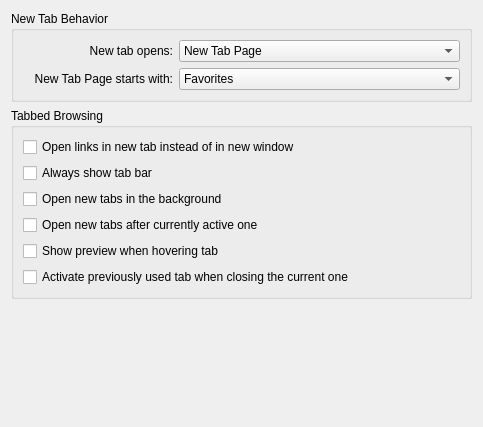
Above: src/settings/settings_tabs.ui from KDE/rekonq before the change. Below: the same form after it.
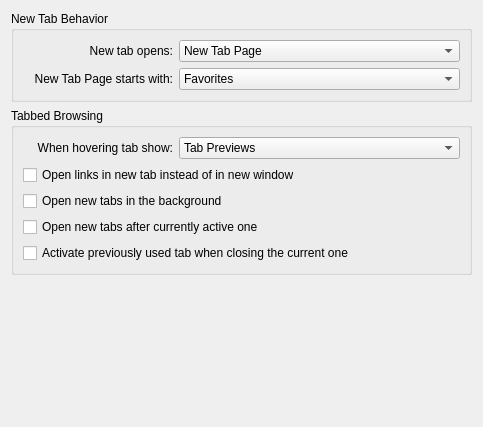
That is the form after the change. Custom widgets are drawn as their Qt base class.

Commit message:
This GCI task adds a combobox with different settings to choice when hovering tabs: * tab preview (default one) * show title as tooltip * show url as tooltip * show nothing
Patch by Furkan Uzumcu, reviewed (and merged) by adjam

BUG:260343
RB:100282

What changed in the file:
```diff
--- a/src/settings/settings_tabs.ui
+++ b/src/settings/settings_tabs.ui
@@ -126,7 +126,60 @@
      <property name="title">
       <string>Tabbed Browsing</string>
      </property>
-     <layout class="QVBoxLayout" name="verticalLayout_4">
+     <layout class="QVBoxLayout" name="verticalLayout_2">
+      <item>
+       <layout class="QHBoxLayout" name="horizontalLayout">
+        <item>
+         <widget class="QLabel" name="label_6">
+          <property name="minimumSize">
+           <size>
+            <width>150</width>
+            <height>0</height>
+           </size>
+          </property>
+          <property name="text">
+           <string>When hovering tab show:</string>
+          </property>
+          <property name="alignment">
+           <set>Qt::AlignRight|Qt::AlignTrailing|Qt::AlignVCenter</set>
+          </property>
+         </widget>
+        </item>
+        <item>
+         <widget class="KComboBox" name="kcfg_hoveringTabOption">
+          <property name="enabled">
+           <bool>true</bool>
+          </property>
+          <property name="sizePolicy">
+           <sizepolicy hsizetype="Expanding" vsizetype="Fixed">
+            <horstretch>0</horstretch>
+            <verstretch>0</verstretch>
+           </sizepolicy>
+          </property>
+          <item>
+           <property name="text">
+            <string>Tab Previews</string>
+           </property>
+          </item>
+          <item>
+           <property name="text">
+            <string>Title Tooltip</string>
+           </property>
+          </item>
+          <item>
+           <property name="text">
+            <string>Url Tooltip</string>
+           </property>
+          </item>
+          <item>
+           <property name="text">
+            <string comment="@item:inlistbox">Nothing</string>
+           </property>
+          </item>
+         </widget>
+        </item>
+       </layout>
+      </item>
       <item>
        <widget class="QCheckBox" name="kcfg_openTabNoWindow">
         <property name="text">
@@ -134,13 +187,6 @@
         </property>
        </widget>
       </item>
-      <item>
-       <widget class="QCheckBox" name="kcfg_alwaysShowTabBar">
-        <property name="text">
-         <string>Always show tab bar</string>
-        </property>
-       </widget>
-      </item>
       <item>
        <widget class="QCheckBox" name="kcfg_openTabsBack">
         <property name="text">
@@ -155,16 +201,6 @@
         </property>
        </widget>
       </item>
-      <item>
-       <widget class="QCheckBox" name="kcfg_alwaysShowTabPreviews">
-        <property name="text">
-         <string>Show preview when hovering tab</string>
-        </property>
-        <property name="checked">
-         <bool>false</bool>
-        </property>
-       </widget>
-      </item>
       <item>
        <widget class="QCheckBox" name="kcfg_closeTabSelectPrevious">
         <property name="text">
```
Left out of the diff: 3 changed lines with no effect on the pictures. The commit also changes 6 other files.
